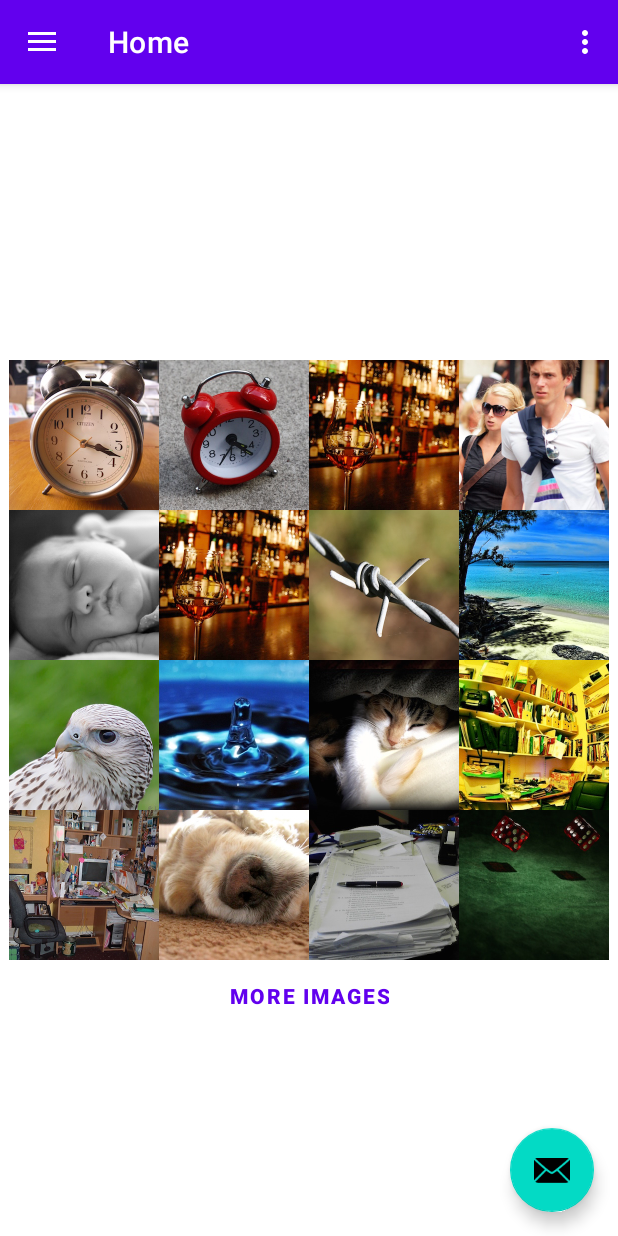
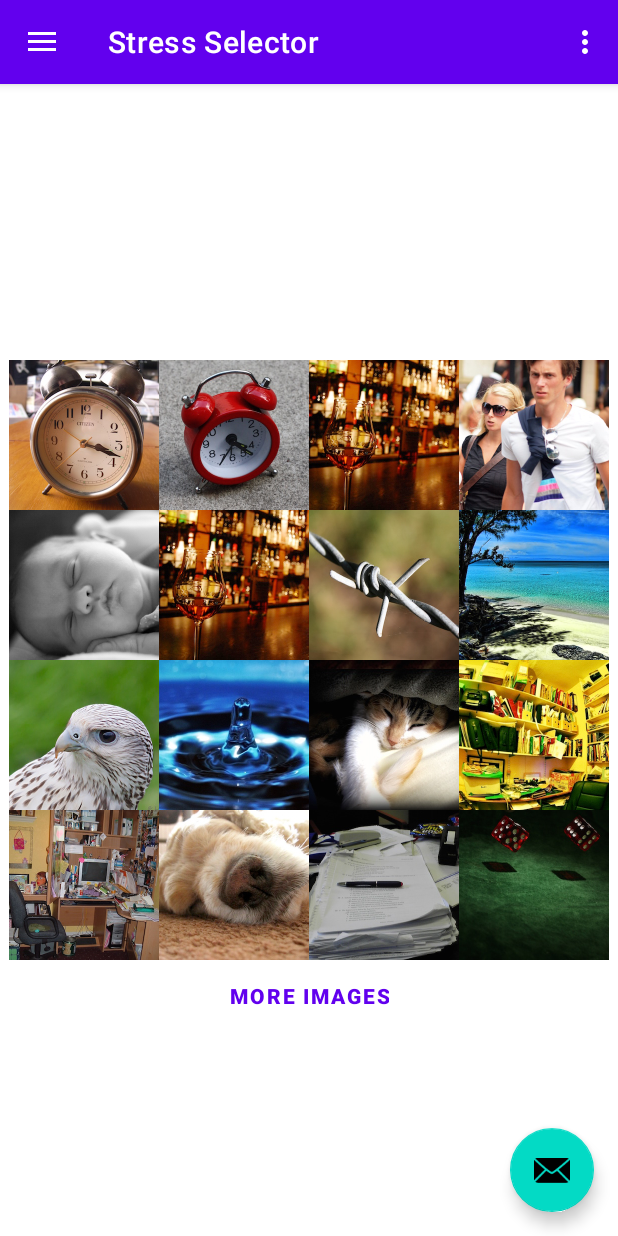
Before and after one commit to salmanayazz/stress-meter, an Android app: the screen it shows after launch (MainActivity), on a phone screen of 412 x 824 dp. Run offline under Robolectric (Android 15) with nearby library versions, the phone set to English and light mode, and no system bars; our stand-ins replace navigation-ui.

Commit message:
renamed more files, update nav names and icons

```diff
--- a/app/src/main/java/com/example/stressmeter/MainActivity.kt
+++ b/app/src/main/java/com/example/stressmeter/MainActivity.kt
@@ -37,7 +37,7 @@ class MainActivity : AppCompatActivity() {
         // menu should be considered as top level destinations.
         appBarConfiguration = AppBarConfiguration(
             setOf(
-                R.id.nav_home, R.id.nav_gallery, R.id.nav_slideshow
+                R.id.nav_stress_selector, R.id.nav_stress_record
             ), drawerLayout
         )
         setupActionBarWithNavController(navController, appBarConfiguration)
--- a/app/src/main/java/com/example/stressmeter/ui/stressrecord/StressRecordFragment.kt
+++ b/app/src/main/java/com/example/stressmeter/ui/stressrecord/StressRecordFragment.kt
@@ -7,11 +7,11 @@ import android.view.ViewGroup
 import android.widget.TextView
 import androidx.fragment.app.Fragment
 import androidx.lifecycle.ViewModelProvider
-import com.example.stressmeter.databinding.FragmentGalleryBinding
+import com.example.stressmeter.databinding.FragmentStressRecordBinding
 
 class StressRecordFragment : Fragment() {
 
-    private var _binding: FragmentGalleryBinding? = null
+    private var _binding: FragmentStressRecordBinding? = null
 
     // This property is only valid between onCreateView and
     // onDestroyView.
@@ -25,7 +25,7 @@ class StressRecordFragment : Fragment() {
         val stressRecordViewModel =
             ViewModelProvider(this).get(StressRecordViewModel::class.java)
 
-        _binding = FragmentGalleryBinding.inflate(inflater, container, false)
+        _binding = FragmentStressRecordBinding.inflate(inflater, container, false)
         val root: View = binding.root
 
         val textView: TextView = binding.textGallery
--- a/app/src/main/java/com/example/stressmeter/ui/stressselector/StressSelectorFragment.kt
+++ b/app/src/main/java/com/example/stressmeter/ui/stressselector/StressSelectorFragment.kt
@@ -11,12 +11,12 @@ import android.widget.ImageView
 import androidx.fragment.app.Fragment
 import androidx.lifecycle.ViewModelProvider
 import com.example.stressmeter.R
-import com.example.stressmeter.databinding.FragmentHomeBinding
+import com.example.stressmeter.databinding.FragmentStressSelectorBinding
 import com.example.stressmeter.ui.ImageConfirmationActivity
 
 class StressSelectorFragment : Fragment() {
     private lateinit var rootView: View
-    private var _binding: FragmentHomeBinding? = null
+    private var _binding: FragmentStressSelectorBinding? = null
     private val stressSelectorViewModel by lazy { ViewModelProvider(this)[StressSelectorViewModel::class.java] }
 
     // This property is only valid between onCreateView and
@@ -28,7 +28,7 @@ class StressSelectorFragment : Fragment() {
         container: ViewGroup?,
         savedInstanceState: Bundle?
     ): View {
-        _binding = FragmentHomeBinding.inflate(inflater, container, false)
+        _binding = FragmentStressSelectorBinding.inflate(inflater, container, false)
         val root: View = binding.root
         rootView = root
 
--- a/app/src/main/res/drawable/ic_menu_camera.xml
+++ /dev/null
@@ -1,12 +0,0 @@
-<vector xmlns:android="http://schemas.android.com/apk/res/android"
-    android:width="24dp"
-    android:height="24dp"
-    android:viewportWidth="24.0"
-    android:viewportHeight="24.0">
-    <path
-        android:fillColor="#FF000000"
-        android:pathData="M12,12m-3.2,0a3.2,3.2 0,1 1,6.4 0a3.2,3.2 0,1 1,-6.4 0" />
-    <path
-        android:fillColor="#FF000000"
-        android:pathData="M9,2L7.17,4H4c-1.1,0 -2,0.9 -2,2v12c0,1.1 0.9,2 2,2h16c1.1,0 2,-0.9 2,-2V6c0,-1.1 -0.9,-2 -2,-2h-3.17L15,2H9zm3,15c-2.76,0 -5,-2.24 -5,-5s2.24,-5 5,-5 5,2.24 5,5 -2.24,5 -5,5z" />
-</vector>
--- a/app/src/main/res/drawable/ic_menu_gallery.xml
+++ /dev/null
@@ -1,9 +0,0 @@
-<vector xmlns:android="http://schemas.android.com/apk/res/android"
-    android:width="24dp"
-    android:height="24dp"
-    android:viewportWidth="24.0"
-    android:viewportHeight="24.0">
-    <path
-        android:fillColor="#FF000000"
-        android:pathData="M22,16V4c0,-1.1 -0.9,-2 -2,-2H8c-1.1,0 -2,0.9 -2,2v12c0,1.1 0.9,2 2,2h12c1.1,0 2,-0.9 2,-2zm-11,-4l2.03,2.71L16,11l4,5H8l3,-4zM2,6v14c0,1.1 0.9,2 2,2h14v-2H4V6H2z" />
-</vector>
--- a/app/src/main/res/drawable/ic_menu_slideshow.xml
+++ /dev/null
@@ -1,9 +0,0 @@
-<vector xmlns:android="http://schemas.android.com/apk/res/android"
-    android:width="24dp"
-    android:height="24dp"
-    android:viewportWidth="24.0"
-    android:viewportHeight="24.0">
-    <path
-        android:fillColor="#FF000000"
-        android:pathData="M4,6H2v14c0,1.1 0.9,2 2,2h14v-2H4V6zm16,-4H8c-1.1,0 -2,0.9 -2,2v12c0,1.1 0.9,2 2,2h12c1.1,0 2,-0.9 2,-2V4c0,-1.1 -0.9,-2 -2,-2zm-8,12.5v-9l6,4.5 -6,4.5z" />
-</vector>
--- a/app/src/main/res/menu/activity_main_drawer.xml
+++ b/app/src/main/res/menu/activity_main_drawer.xml
@@ -5,16 +5,12 @@
 
     <group android:checkableBehavior="single">
         <item
-            android:id="@+id/nav_home"
-            android:icon="@drawable/ic_menu_camera"
-            android:title="@string/menu_home" />
+            android:id="@+id/nav_stress_selector"
+            android:icon="@drawable/sentiment_stressed_24"
+            android:title="@string/menu_stress_selector" />
         <item
-            android:id="@+id/nav_gallery"
-            android:icon="@drawable/ic_menu_gallery"
-            android:title="@string/menu_gallery" />
-        <item
-            android:id="@+id/nav_slideshow"
-            android:icon="@drawable/ic_menu_slideshow"
-            android:title="@string/menu_slideshow" />
+            android:id="@+id/nav_stress_record"
+            android:icon="@drawable/table_chart_view_24"
+            android:title="@string/menu_stress_record" />
     </group>
 </menu>
--- a/app/src/main/res/navigation/mobile_navigation.xml
+++ b/app/src/main/res/navigation/mobile_navigation.xml
@@ -3,23 +3,17 @@
     xmlns:app="http://schemas.android.com/apk/res-auto"
     xmlns:tools="http://schemas.android.com/tools"
     android:id="@+id/mobile_navigation"
-    app:startDestination="@+id/nav_home">
+    app:startDestination="@+id/nav_stress_selector">
 
     <fragment
-        android:id="@+id/nav_home"
+        android:id="@+id/nav_stress_selector"
         android:name="com.example.stressmeter.ui.stressselector.StressSelectorFragment"
-        android:label="@string/menu_home"
-        tools:layout="@layout/fragment_home" />
+        android:label="@string/menu_stress_selector"
+        tools:layout="@layout/fragment_stress_selector" />
 
     <fragment
-        android:id="@+id/nav_gallery"
+        android:id="@+id/nav_stress_record"
         android:name="com.example.stressmeter.ui.stressrecord.StressRecordFragment"
-        android:label="@string/menu_gallery"
-        tools:layout="@layout/fragment_gallery" />
-
-    <fragment
-        android:id="@+id/nav_slideshow"
-        android:name="com.example.stressmeter.ui.slideshow.SlideshowFragment"
-        android:label="@string/menu_slideshow"
-        tools:layout="@layout/fragment_slideshow" />
+        android:label="@string/menu_stress_record"
+        tools:layout="@layout/fragment_stress_record" />
 </navigation>
--- a/app/src/main/res/values/strings.xml
+++ b/app/src/main/res/values/strings.xml
@@ -7,7 +7,7 @@
     <string name="nav_header_desc">Navigation header</string>
     <string name="action_settings">Settings</string>
 
-    <string name="menu_home">Home</string>
-    <string name="menu_gallery">Gallery</string>
+    <string name="menu_stress_selector">Stress Selector</string>
+    <string name="menu_stress_record">Stress Record</string>
     <string name="menu_slideshow">Slideshow</string>
 </resources>
```
Also changed, not shown: app/src/main/java/com/example/stressmeter/ui/slideshow/SlideshowFragment.kt (deleted, +0 -42 lines), app/src/main/java/com/example/stressmeter/ui/slideshow/SlideshowViewModel.kt (deleted, +0 -13 lines), app/src/main/res/layout/fragment_slideshow.xml (deleted, +0 -22 lines), app/src/main/res/drawable/sentiment_stressed_24.png (added), app/src/main/res/drawable/table_chart_view_24.png (added), app/src/main/res/layout/fragment_stress_record.xml (renamed from app/src/main/res/layout/fragment_gallery.xml), app/src/main/res/layout/fragment_stress_selector.xml (renamed from app/src/main/res/layout/fragment_home.xml).
